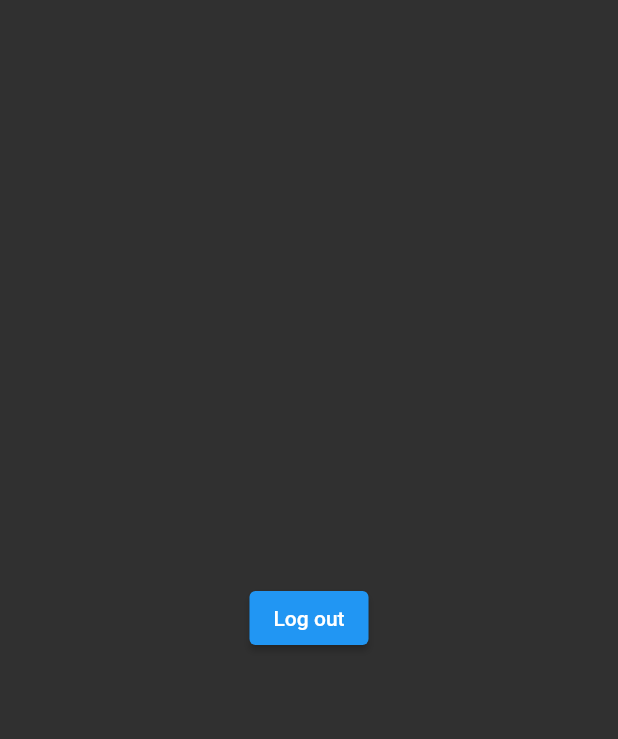
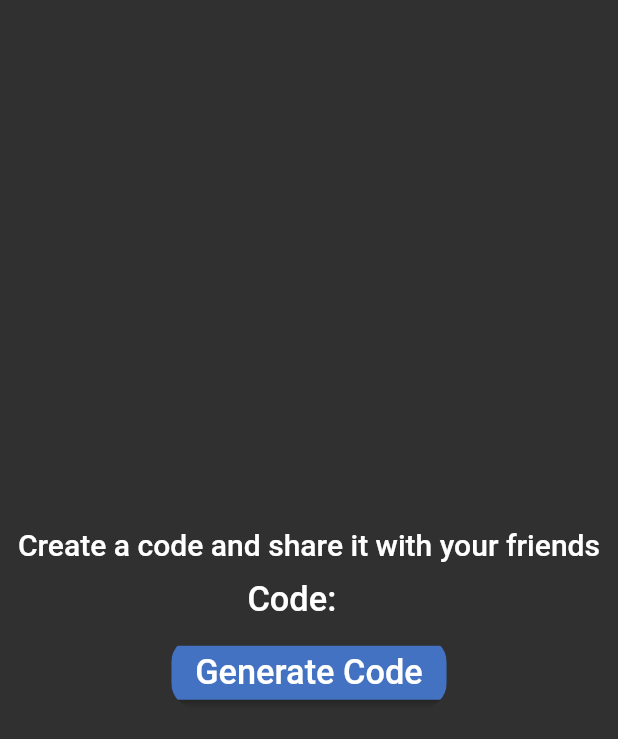
Before and after one commit to HarambeGople69/SkyNet-Cloud-Meeting, a Flutter app: the CreateMeeting screen opened directly, on a phone screen of 412 x 824 dp. Shown: the top 739 px of the screen. Run offline on Flutter 3.47's test engine with Material 2 defaults, Android fonts, the light colour scheme and no system bars; our stand-ins replace cached_network_image, cloud_firestore, firebase_auth, firebase_core, firebase_storage, flutter_custom_clippers and 9 more; missing offline and left inert: a package; accounts and stored records are empty.

Commit message:
create code page done

```diff
--- a/lib/screens/dashboard/dashboard_page.dart
+++ b/lib/screens/dashboard/dashboard_page.dart
@@ -1,5 +1,6 @@
 import 'package:flutter/material.dart';
 import 'package:myapp/screens/meeting/join_meeting.dart';
+import 'package:myapp/screens/meeting/meeting.dart';
 import 'package:myapp/screens/profile/view_profile.dart';
 import 'package:myapp/services/authentication/authentication.dart';
 import 'package:salomon_bottom_bar/salomon_bottom_bar.dart';
@@ -12,7 +13,7 @@ class DashBoard extends StatefulWidget {
 }
 
 List widgets = [
-  JoinMeeting(),
+  MeetingMenu(),
   ViewProfilePage(),
 ];
 
--- a/lib/screens/meeting/create_meeting.dart
+++ b/lib/screens/meeting/create_meeting.dart
@@ -1,5 +1,10 @@
 import 'package:flutter/material.dart';
-import 'package:myapp/services/authentication/authentication.dart';
+import 'package:flutter_screenutil/flutter_screenutil.dart';
+import 'package:uuid/uuid.dart';
+import 'package:myapp/utils/colors.dart';
+import 'package:myapp/widgets/our_elevated_button.dart';
+import 'package:myapp/widgets/our_sized_box.dart';
+import 'package:shimmer/shimmer.dart';
 
 class CreateMeeting extends StatefulWidget {
   const CreateMeeting({Key? key}) : super(key: key);
@@ -9,16 +14,71 @@ class CreateMeeting extends StatefulWidget {
 }
 
 class _CreateMeetingState extends State<CreateMeeting> {
+  String code = "";
+
+  void setcode() {
+    setState(() {
+      code = Uuid().v4().substring(0, 6);
+    });
+  }
+
   @override
   Widget build(BuildContext context) {
     return Scaffold(
-      body: Center(
-          child: ElevatedButton(
-        onPressed: () {
-          Auth().logout();
-        },
-        child: Text("Log out"),
-      )),
-    );
+        body: Container(
+      margin: EdgeInsets.symmetric(
+        horizontal: ScreenUtil().setSp(10),
+        vertical: ScreenUtil().setSp(10),
+      ),
+      child: Column(
+        crossAxisAlignment: CrossAxisAlignment.center,
+        mainAxisAlignment: MainAxisAlignment.center,
+        children: [
+          Text(
+            "Create a code and share it with your friends",
+            style: TextStyle(
+              fontSize: ScreenUtil().setSp(17.5),
+              fontWeight: FontWeight.w500,
+            ),
+          ),
+          OurSizedBox(),
+          Row(
+            mainAxisAlignment: MainAxisAlignment.center,
+            children: [
+              Text(
+                "Code:",
+                style: TextStyle(
+                  fontSize: ScreenUtil().setSp(20),
+                  fontWeight: FontWeight.w500,
+                ),
+              ),
+              SizedBox(
+                width: ScreenUtil().setSp(20),
+              ),
+              Shimmer.fromColors(
+                baseColor: lightlogoColor,
+                highlightColor: logoColor,
+                child: Text(
+                  "$code",
+                  textAlign: TextAlign.center,
+                  style: TextStyle(
+                    fontSize: ScreenUtil().setSp(20),
+                    letterSpacing: 2,
+                    fontWeight: FontWeight.bold,
+                  ),
+                ),
+              ),
+            ],
+          ),
+          OurSizedBox(),
+          OurElevatedButton(
+            title: "Generate Code",
+            function: () {
+              setcode();
+            },
+          ),
+        ],
+      ),
+    ));
   }
 }
--- a/pubspec.yaml
+++ b/pubspec.yaml
@@ -50,6 +50,7 @@ dependencies:
   image_picker: ^0.8.4+4
   flutter_native_image: ^0.0.6
   cached_network_image: ^3.2.0
+  uuid: ^3.0.5
 
 dev_dependencies:
   flutter_test:
```
Also changed, not shown: lib/screens/meeting/meeting.dart (added, +65 -0 lines), lib/screens/profile/edit_profile.dart (deleted, +0 -20 lines), pubspec.lock.
